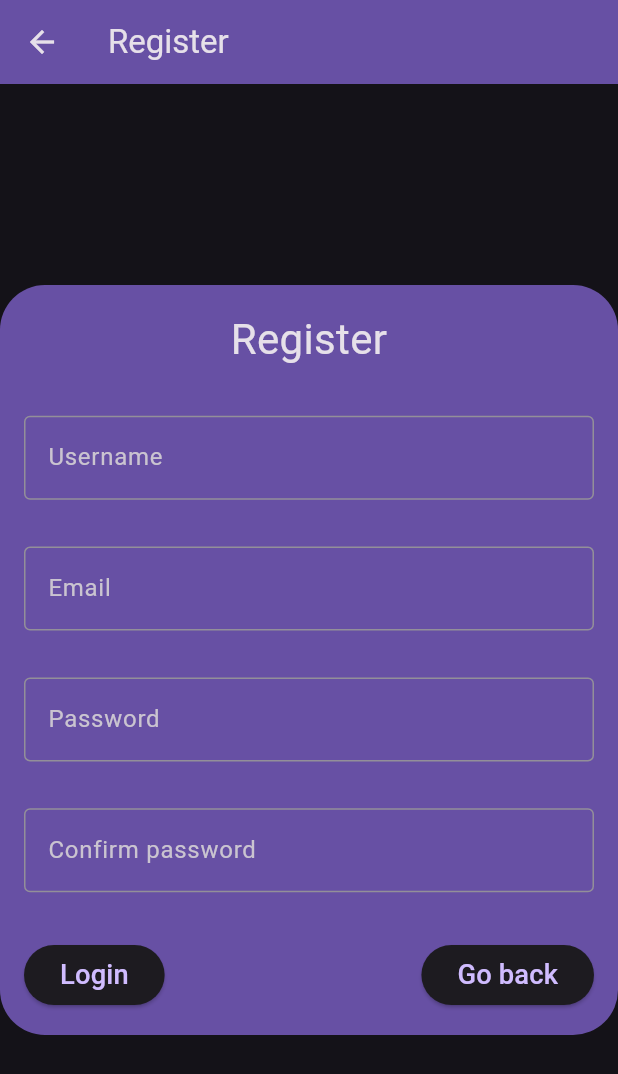
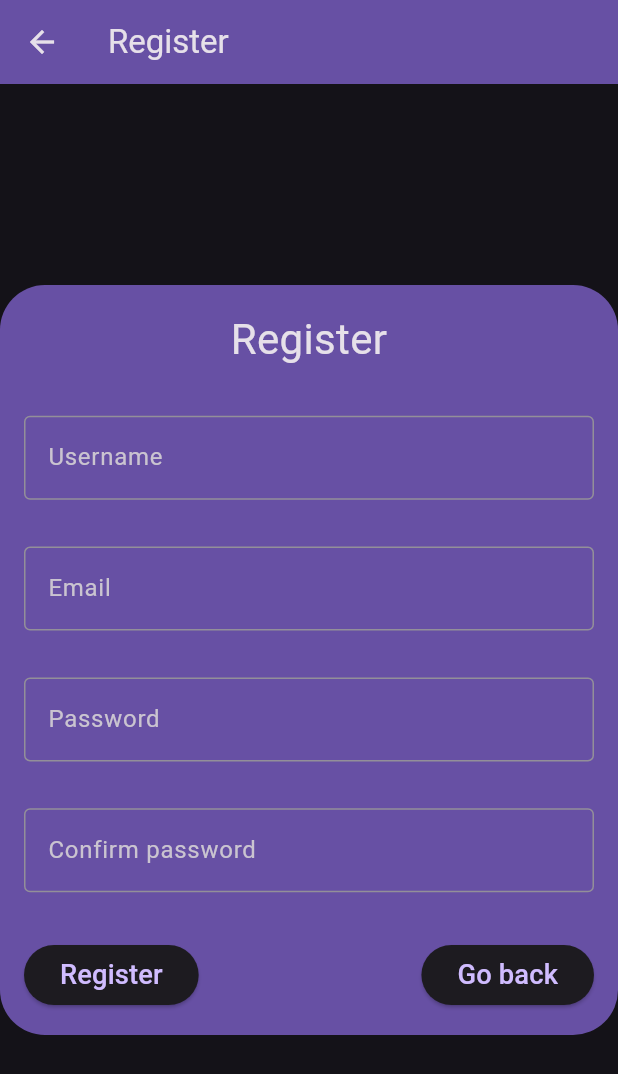
Before and after one commit to PlutoTramble/Plutodo, a Flutter app: the RegisterInterface screen opened by its route, on a phone screen of 412 x 824 dp. Shown: the top 1074 px of the screen. Run offline on Flutter 3.47's test engine with Material 3 defaults, Android fonts, the phone set to English and light mode, and no system bars; our stand-ins replace cookie_jar, dio, dio_cookie_manager, get_it; network calls fail.

```diff
--- a/PluTodo_flutter_client/plutodo_client/lib/interfaces/authentication/login_interface.dart
+++ b/PluTodo_flutter_client/plutodo_client/lib/interfaces/authentication/login_interface.dart
@@ -26,7 +26,7 @@ class _LoginInterface extends State<LoginInterface> {
     try{
       await widget._authenticationService.logInUser(userInformation);
 
-      _popAndGo('/tasks');
+      _popAndGo('/Plutodo');
     }
     on DioException catch(e){
       showMessage(e.toString());
--- a/PluTodo_flutter_client/plutodo_client/lib/interfaces/authentication/register_interface.dart
+++ b/PluTodo_flutter_client/plutodo_client/lib/interfaces/authentication/register_interface.dart
@@ -29,7 +29,7 @@ class _RegisterInterface extends State<RegisterInterface> {
     try {
       await widget._authenticationService.signUp(userInformation);
 
-      popAndGo('/tasks');
+      popAndGo('/Plutodo');
     }
     catch(e) {
       print(e);
@@ -74,7 +74,7 @@ class _RegisterInterface extends State<RegisterInterface> {
 
               TextField(
                 controller: usernameController,
-                decoration: InputDecoration(
+                decoration: const InputDecoration(
                     border: OutlineInputBorder(),
                     labelText: "Username"
                 ),
@@ -82,7 +82,7 @@ class _RegisterInterface extends State<RegisterInterface> {
 
               TextField(
                 controller: emailController,
-                decoration: InputDecoration(
+                decoration: const InputDecoration(
                     border: OutlineInputBorder(),
                     labelText: "Email"
                 ),
@@ -90,7 +90,7 @@ class _RegisterInterface extends State<RegisterInterface> {
 
               TextField(
                 controller: passwordController,
-                decoration: InputDecoration(
+                decoration: const InputDecoration(
                   border: OutlineInputBorder(),
                   labelText: "Password",
                 ),
@@ -99,7 +99,7 @@ class _RegisterInterface extends State<RegisterInterface> {
 
               TextField(
                 controller: passwordConfirmController,
-                decoration: InputDecoration(
+                decoration: const InputDecoration(
                   border: OutlineInputBorder(),
                   labelText: "Confirm password",
                 ),
@@ -111,9 +111,9 @@ class _RegisterInterface extends State<RegisterInterface> {
                 children: [
                   ElevatedButton(
                     onPressed: () => signUp(),
-                    child: Text(
-                      "Login",
-                      textScaler: const TextScaler.linear(1.3),
+                    child: const Text(
+                      "Register",
+                      textScaler: TextScaler.linear(1.3),
                     ),
                   ),
 
@@ -121,9 +121,9 @@ class _RegisterInterface extends State<RegisterInterface> {
                     onPressed: () => {
                       Navigator.popAndPushNamed(context, '/login')
                     },
-                    child: Text(
+                    child: const Text(
                       "Go back",
-                      textScaler: const TextScaler.linear(1.3),
+                      textScaler: TextScaler.linear(1.3),
                     ),
                   ),
                 ],
--- a/PluTodo_flutter_client/plutodo_client/lib/interfaces/task/main_task_interface.dart
+++ b/PluTodo_flutter_client/plutodo_client/lib/interfaces/task/main_task_interface.dart
@@ -134,10 +134,6 @@ class _MainTaskInterface extends State<MainTaskInterface> {
   @override
   Widget build(BuildContext context) {
     return Scaffold(
-      appBar: AppBar(
-        backgroundColor: Theme.of(context).colorScheme.inversePrimary,
-        title: Text(widget.title),
-      ),
       body: Row(
         children: [
 
```
Also changed, not shown: PluTodo_flutter_client/plutodo_client/lib/interfaces/main_interface.dart (added, +139 -0 lines), PluTodo_flutter_client/plutodo_client/lib/main.dart (+2 -5 lines).
